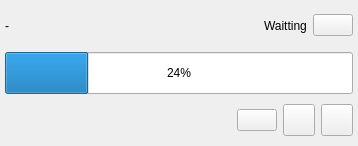
The window that sVanilla/src/ClientUi/Download/DownloadingListWidget.ui (WangPengZhan/sVanilla) describes before a commit, drawn with Qt 5.
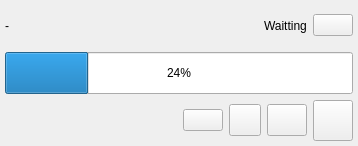
The same window after the commit. Custom widgets are drawn as their Qt base class.

Commit message: refactor(ui): adapt vanilla style

The edit to the form file:
```diff
--- a/sVanilla/src/ClientUi/Download/DownloadingListWidget.ui
+++ b/sVanilla/src/ClientUi/Download/DownloadingListWidget.ui
@@ -187,11 +187,18 @@
           <height>32</height>
          </size>
         </property>
-        <property name="maximumSize">
-         <size>
-          <width>32</width>
-          <height>32</height>
-         </size>
+        <property name="text">
+         <string/>
+        </property>
+       </widget>
+      </item>
+      <item>
+       <widget class="VanillaStyle::IconButton" name="btnDetail">
+        <property name="sizePolicy">
+         <sizepolicy hsizetype="Preferred" vsizetype="Preferred">
+          <horstretch>0</horstretch>
+          <verstretch>0</verstretch>
+         </sizepolicy>
         </property>
         <property name="text">
          <string/>
@@ -204,6 +211,13 @@
   </layout>
  </widget>
  <layoutdefault spacing="6" margin="11"/>
+ <customwidgets>
+  <customwidget>
+   <class>VanillaStyle::IconButton</class>
+   <extends>QPushButton</extends>
+   <header>VanillaStyle/Widgets/IconButton.h</header>
+  </customwidget>
+ </customwidgets>
  <resources/>
  <connections/>
 </ui>
```
Left out of the diff: 8 changed lines with no effect on the pictures. The commit also changes 18 other files.
